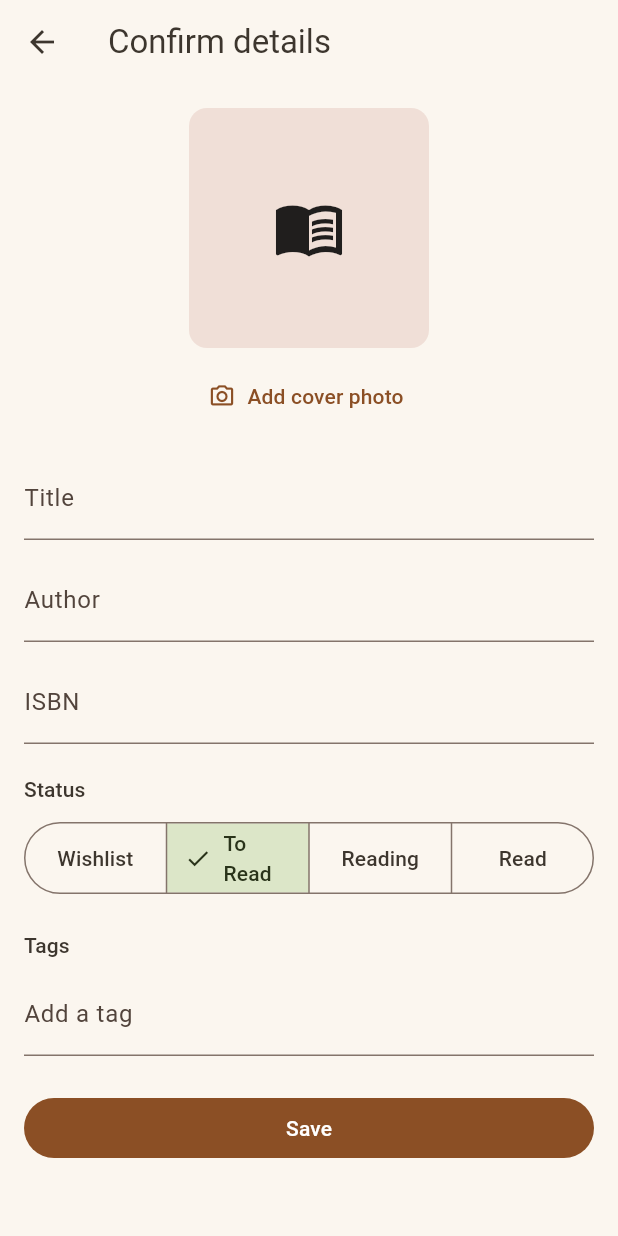
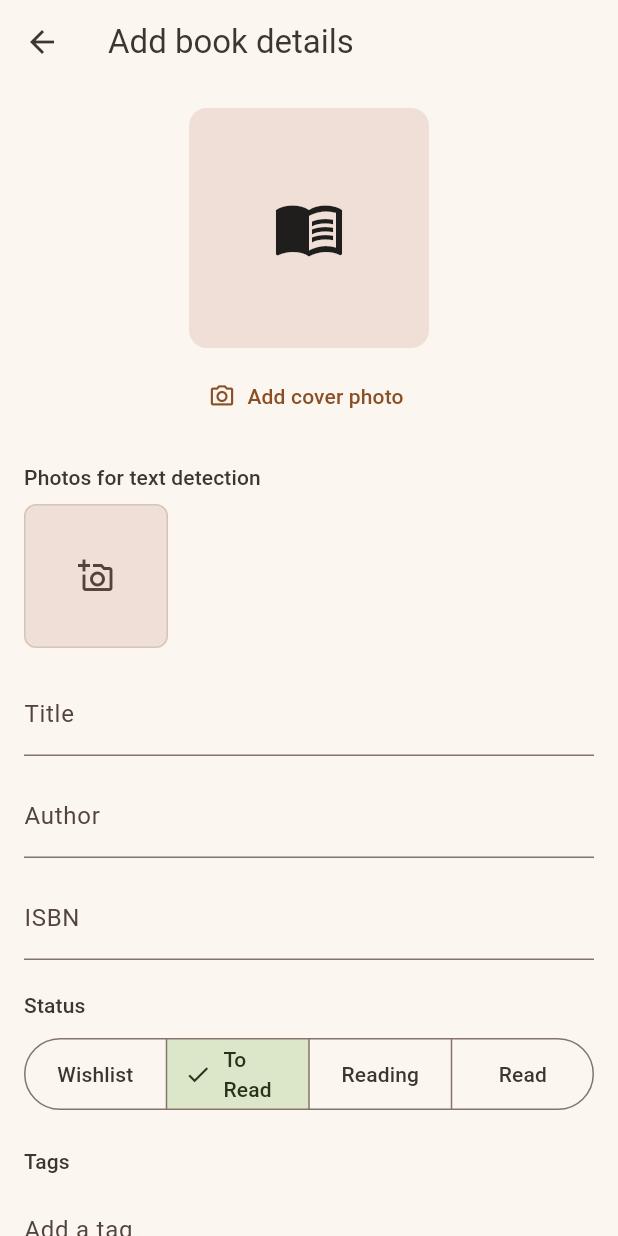
Before and after one commit to XDinuka/bookie-bookie, a Flutter app: the BookFormScreen screen opened directly, on a phone screen of 412 x 824 dp. Run offline on Flutter 3.47's test engine with Material 3 defaults, Android fonts, the phone set to English and light mode, and no system bars; our stand-ins replace image_picker, sqflite; missing offline and left inert: flutter_tesseract_ocr, google_mlkit_text_recognition, mobile_scanner; accounts and stored records are empty.

Commit message:
Move photo capture into BookFormScreen; simplify Add screen
Capture photos is no longer a separate top-level way to start adding a
book — it's something you do to a book you already have open, so it
now lives inside BookFormScreen as an always-visible "Photos for text
detection" section that lets you snap a photo and re-run extraction
in place. The Add screen's third option is now "Enter details
manually" (opens a blank BookFormScreen) instead of "Capture photos".

PhotoCaptureScreen and ExtractionQueue are removed as now-unused;
main.dart provides TextExtractor directly since extraction is
synchronous within the form rather than a background queue.

Co-Authored-By: Claude Sonnet 5 <noreply@anthropic.com>
Claude-Session: https://claude.ai/code/session_01CmwXu2QefnQoJcZ9dhRLTS

```diff
--- a/lib/screens/book_form_screen.dart
+++ b/lib/screens/book_form_screen.dart
@@ -11,6 +11,7 @@ import '../models/reading_status.dart';
 import '../services/isbn_lookup_service.dart';
 import '../services/isbn_utils.dart';
 import '../services/photo_storage_service.dart';
+import '../services/text_extraction_service.dart';
 
 /// Create-or-edit form for a single catalog entry.
 ///
@@ -53,6 +54,7 @@ class _BookFormScreenState extends State<BookFormScreen> {
   List<String> _ocrLines = const [];
   List<List<String>> _lineWords = const [];
   bool _saving = false;
+  bool _extracting = false;
   late ReadingStatus _readingStatus;
   late List<String> _tags;
 
@@ -91,23 +93,30 @@ class _BookFormScreenState extends State<BookFormScreen> {
     _readingStatus = existing?.readingStatus ?? ReadingStatus.toRead;
     _tags = List.of(existing?.tags ?? const []);
     _loadKnownTags();
-    _ocrLines = existing?.ocrLines ?? const [];
-    _lineWords = [for (final line in _ocrLines) line.split(RegExp(r'\s+'))];
+    _applyDetectedLines(existing?.ocrLines ?? const []);
+  }
 
-    for (var i = 0; i < _ocrLines.length; i++) {
-      final found = IsbnUtils.extractCandidates(_ocrLines[i]);
+  /// Rebuilds the word-picker state (lines, per-word tokens, ISBN
+  /// candidates) from a fresh set of detected lines, and auto-fills the
+  /// ISBN field if every candidate agrees on one number and the field is
+  /// still blank. Used both for whatever the book already had on open and
+  /// for the result of a fresh extraction after adding photos.
+  void _applyDetectedLines(List<String> lines) {
+    _ocrLines = lines;
+    _lineWords = [for (final line in lines) line.split(RegExp(r'\s+'))];
+    _isbnCandidates.clear();
+    for (var i = 0; i < lines.length; i++) {
+      final found = IsbnUtils.extractCandidates(lines[i]);
       if (found.isNotEmpty) _isbnCandidates[i] = found.first;
     }
-
-    // Auto-fill the ISBN field when every detected candidate agrees on the
-    // same number — still just a suggestion (the user can select different
-    // words instead), but a confident, unambiguous one.
     if (_isbnController.text.isEmpty && _isbnCandidates.isNotEmpty) {
       final distinct = _isbnCandidates.values.toSet();
       if (distinct.length == 1) {
         _isbnController.text = distinct.first;
       }
     }
+    // Old selection indices may no longer correspond to the same words.
+    _selection.clear();
   }
 
   @override
@@ -129,6 +138,34 @@ class _BookFormScreenState extends State<BookFormScreen> {
     setState(() {
       _coverImagePath = savedPath;
       _coverUrl = null; // the fresh photo replaces any online cover
+    });
+  }
+
+  /// Takes one more photo for this book and re-runs text extraction over
+  /// all of its photos so far, refreshing the word-picker with whatever
+  /// turns up. Runs in the foreground with a small indicator rather than
+  /// in the background — unlike the old multi-book batch capture flow,
+  /// there's no "next book" to move on to here, so there's nothing to
+  /// avoid blocking.
+  Future<void> _addPhoto() async {
+    final picked = await ImagePicker().pickImage(source: ImageSource.camera);
+    if (picked == null || !mounted) return;
+    final saved = await context.read<PhotoStorageService>().saveImage(
+      picked.path,
+    );
+    if (!mounted) return;
+    setState(() {
+      _extraPhotoPaths = [..._extraPhotoPaths, saved];
+      _extracting = true;
+    });
+
+    final result = await context.read<TextExtractor>().extract(
+      _extraPhotoPaths,
+    );
+    if (!mounted) return;
+    setState(() {
+      _extracting = false;
+      _applyDetectedLines(result.lines);
     });
   }
 
@@ -283,11 +320,19 @@ class _BookFormScreenState extends State<BookFormScreen> {
     Navigator.of(context).popUntil((route) => route.isFirst);
   }
 
+  String get _appBarTitle {
+    if (widget.isEditing) return 'Edit book';
+    if (widget.initialIsbn == null && widget.initialMetadata == null) {
+      return 'Add book details';
+    }
+    return 'Confirm details';
+  }
+
   @override
   Widget build(BuildContext context) {
     return Scaffold(
       appBar: AppBar(
-        title: Text(widget.isEditing ? 'Edit book' : 'Confirm details'),
+        title: Text(_appBarTitle),
         actions: [
           if (widget.isEditing)
             IconButton(
@@ -318,6 +363,52 @@ class _BookFormScreenState extends State<BookFormScreen> {
               ),
             ),
           ),
+          const SizedBox(height: 20),
+          Text(
+            'Photos for text detection',
+            style: Theme.of(context).textTheme.titleSmall,
+          ),
+          const SizedBox(height: 8),
+          SizedBox(
+            height: 96,
+            child: ListView(
+              scrollDirection: Axis.horizontal,
+              children: [
+                for (final path in _extraPhotoPaths)
+                  Padding(
+                    padding: const EdgeInsets.only(right: 8),
+                    child: ClipRRect(
+                      borderRadius: BorderRadius.circular(8),
+                      child: Image.file(
+                        File(path),
+                        width: 96,
+                        height: 96,
+                        fit: BoxFit.cover,
+                      ),
+                    ),
+                  ),
+                _AddPhotoTile(onTap: _extracting ? null : _addPhoto),
+              ],
+            ),
+          ),
+          if (_extracting) ...[
+            const SizedBox(height: 8),
+            Row(
+              mainAxisSize: MainAxisSize.min,
+              children: [
+                const SizedBox(
+                  width: 16,
+                  height: 16,
+                  child: CircularProgressIndicator(strokeWidth: 2),
+                ),
+                const SizedBox(width: 8),
+                Text(
+                  'Detecting text...',
+                  style: Theme.of(context).textTheme.bodySmall,
+                ),
+              ],
+            ),
+          ],
           if (_ocrLines.isNotEmpty) ...[
             const SizedBox(height: 20),
             Text(
@@ -379,31 +470,6 @@ class _BookFormScreenState extends State<BookFormScreen> {
             onAdd: _addTag,
             onRemove: _removeTag,
           ),
-          if (_extraPhotoPaths.isNotEmpty) ...[
-            const SizedBox(height: 20),
-            Text(
-              'Captured photos',
-              style: Theme.of(context).textTheme.titleSmall,
-            ),
-            const SizedBox(height: 8),
-            SizedBox(
-              height: 96,
-              child: ListView.separated(
-                scrollDirection: Axis.horizontal,
-                itemCount: _extraPhotoPaths.length,
-                separatorBuilder: (context, index) => const SizedBox(width: 8),
-                itemBuilder: (context, index) => ClipRRect(
-                  borderRadius: BorderRadius.circular(8),
-                  child: Image.file(
-                    File(_extraPhotoPaths[index]),
-                    width: 96,
-                    height: 96,
-                    fit: BoxFit.cover,
-                  ),
-                ),
-              ),
-            ),
-          ],
           const SizedBox(height: 24),
           FilledButton(
             onPressed: _saving ? null : _save,
@@ -672,3 +738,29 @@ class _SelectionBar extends StatelessWidget {
     );
   }
 }
+
+/// The "take another photo" tile appended after existing photo thumbnails.
+class _AddPhotoTile extends StatelessWidget {
+  const _AddPhotoTile({required this.onTap});
+
+  final VoidCallback? onTap;
+
+  @override
+  Widget build(BuildContext context) {
+    final scheme = Theme.of(context).colorScheme;
+    return InkWell(
+      onTap: onTap,
+      borderRadius: BorderRadius.circular(8),
+      child: Container(
+        width: 96,
+        height: 96,
+        decoration: BoxDecoration(
+          color: scheme.surfaceContainerHighest,
+          borderRadius: BorderRadius.circular(8),
+          border: Border.all(color: scheme.outlineVariant),
+        ),
+        child: Icon(Icons.add_a_photo_outlined, color: scheme.onSurfaceVariant),
+      ),
+    );
+  }
+}
--- a/lib/screens/catalog_screen.dart
+++ b/lib/screens/catalog_screen.dart
@@ -181,7 +181,7 @@ class _EmptyState extends StatelessWidget {
       child: Padding(
         padding: const EdgeInsets.all(24),
         child: Text(
-          filtered ? 'No books with this status.' : 'No books yet. Use Add below to scan a barcode, type an ISBN, or capture photos.',
+          filtered ? 'No books with this status.' : 'No books yet. Use Add below to scan a barcode, type an ISBN, or enter details.',
           textAlign: TextAlign.center,
           style: Theme.of(context).textTheme.bodyLarge,
         ),
--- a/lib/services/extraction_queue.dart
+++ /dev/null
@@ -1,40 +0,0 @@
-import '../data/book_repository.dart';
-import 'text_extraction_service.dart';
-
-/// Runs extraction jobs for photo-captured books one at a time in the
-/// background, so cataloging a stack of books is never blocked waiting on
-/// any single one — capture moves on immediately, results land whenever
-/// they land.
-class ExtractionQueue {
-  ExtractionQueue({required this.repository, TextExtractor? extractor})
-    : _extractor = extractor ?? NoOpTextExtractor();
-
-  final BookRepository repository;
-  final TextExtractor _extractor;
-
-  Future<void> _tail = Future.value();
-
-  /// Fire-and-forget: chains this job onto the queue and returns
-  /// immediately without waiting for it to run.
-  void enqueue(int bookId, List<String> photoPaths) {
-    _tail = _tail.then((_) => _process(bookId, photoPaths));
-  }
-
-  Future<void> _process(int bookId, List<String> photoPaths) async {
-    final result = await _extractor.extract(photoPaths);
-    if (result.isEmpty) return;
-
-    final book = await repository.getById(bookId);
-    if (book == null) return; // deleted while extraction was running
-
-    await repository.update(
-      book.copyWith(
-        title: result.title ?? book.title,
-        author: result.author ?? book.author,
-        isbn: result.isbn ?? book.isbn,
-        ocrLines: result.lines.isEmpty ? book.ocrLines : result.lines,
-        updatedAt: DateTime.now(),
-      ),
-    );
-  }
-}
```
Also changed, not shown: lib/main.dart (+5 -8 lines), lib/screens/add_book_screen.dart (+12 -9 lines), lib/screens/photo_capture_screen.dart (deleted, +0 -141 lines), 3 other files.
